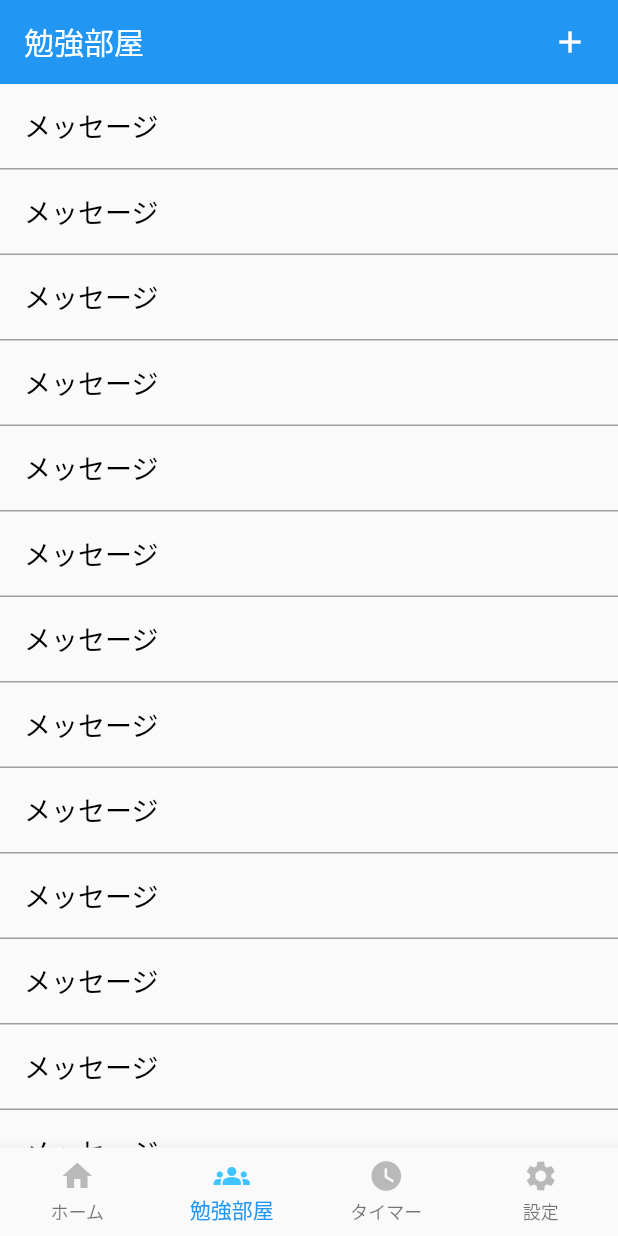
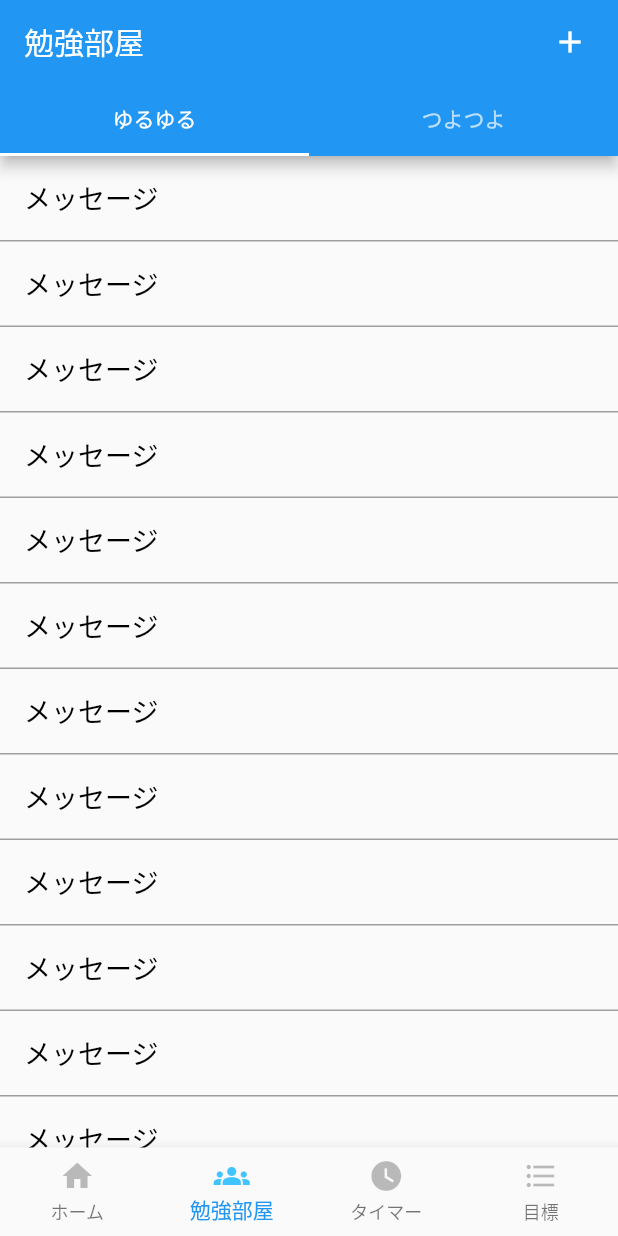
Before and after one commit to Ray-010/mokumoku, a Flutter app: the screen it shows after launch, item 2 of the bottom bar chosen, on a phone screen of 412 x 824 dp. Run offline on Flutter 3.47's test engine with Material 2 defaults, Android fonts, the phone set to English and light mode, and no system bars.

Commit message:
勉強部屋のUI実装

```diff
--- a/lib/pages/study_rooms/study_rooms_top_page.dart
+++ b/lib/pages/study_rooms/study_rooms_top_page.dart
@@ -7,12 +7,21 @@ class StudyRooms extends StatefulWidget {
 }
 
 class _StudyRoomsState extends State<StudyRooms> {
+  final _formKey = GlobalKey<FormState>();
+
+  var tab;
+
+  void changeTab(int num) {
+    tab = num;
+  }
+
   @override
   Widget build(BuildContext context) {
     var list = ["メッセージ", "メッセージ", "メッセージ", "メッセージ", "メッセージ",];
-    return MaterialApp(
-        home: Scaffold(
-            appBar:AppBar(
+    return DefaultTabController(
+      length: 2,
+      child: Scaffold(
+        appBar: AppBar(
           actions: [
             Padding(
               padding: const EdgeInsets.all(8.0),
@@ -27,24 +36,50 @@ class _StudyRoomsState extends State<StudyRooms> {
               ),
             ),
           ],
-              title: Text(
-                '勉強部屋',
+          bottom: TabBar(
+            tabs: [
+              Tab(
+                // icon: Icon(Icons.android),
+                text: "ゆるゆる",
               ),
-              elevation: 0.0,
+              Tab(
+                  // icon: Icon(Icons.phone_iphone),
+                  text: "つよつよ",
               ),
-            body: ListView.builder(
+            ],
+          ),
+          title: Text('勉強部屋'),
+        ),
+        body: TabBarView(
+          children: [
+            Center(
+              child: ListView.builder(
                 itemBuilder: (BuildContext context, int index) {
                   if (index >= list.length) {
                     list.addAll(["メッセージ","メッセージ","メッセージ","メッセージ",]);
                   }
-                return _messageItem(list[index]);
+                  return _messageItem(list[index], DefaultTabController.of(context)!.index);
                 },
               )
+            ),
+
+            Center(
+              child: ListView.builder(
+                itemBuilder: (BuildContext context, int index) {
+                  if (index >= list.length) {
+                    list.addAll(["メッセージ","メッセージ","メッセージ","メッセージ",]);
+                  }
+                  return _messageItem(list[index], DefaultTabController.of(context)!.index);
+                },
               )
+            ),
+          ],
+        ),
+      ),
     );
   }
 
-  Widget _messageItem(String title) {
+  Widget _messageItem(String title, int tab) {
     return Container(
       decoration: new BoxDecoration(
           border: new Border(bottom: BorderSide(width: 1.0, color: Colors.grey))
@@ -58,22 +93,31 @@ class _StudyRoomsState extends State<StudyRooms> {
           ),
         ),
         onTap: () {
+          if (tab == 0) {
+            // ゆるゆる
+            ScaffoldMessenger.of(context).showSnackBar(
+              const SnackBar(content: Text('ゆるゆる部屋に入室したよ！')),
+            );
+          } else if (tab == 1){
+            // つよつよ
             showConfirmDialog();
-        }, // タップ
+          }
+        },
         onLongPress: () {
           print("onLongTap called.");
-        }, // 長押し
+        },
       ),
     );
   }
 
-  Future showConfirmDialog(
-      ) {
+  Future showConfirmDialog() {
     return showDialog(
       context: context,
       barrierDismissible: false,
       builder: (_) {
-        return AlertDialog(
+        return Form(
+          key: _formKey,
+          child: AlertDialog(
             title: Text("『Room名』部屋"),
             content: TextFormField(
               autofocus: true,
@@ -88,7 +132,7 @@ class _StudyRoomsState extends State<StudyRooms> {
               ),
               validator: (value) {
                 if (value == null || value.isEmpty) {
-                return 'Room名を入力';
+                  return '目標を記入してください';
                 }
                 return null;
               },
@@ -101,16 +145,19 @@ class _StudyRoomsState extends State<StudyRooms> {
               TextButton(
                 child: Text("入室する"),
                 onPressed: () async {
-                // ここでその部屋に入る
-                Navigator.pop(context); // 今はとりあえず戻っている
+                  if (_formKey.currentState!.validate()) {
                     final snackBar = SnackBar(
                       backgroundColor: Colors.red,
-                  content: Text('入室したよ！'),
+                      content: Text('つよつよ部屋に入室したよ！'),
                     );
                     ScaffoldMessenger.of(context).showSnackBar(snackBar);
+                    // 作った部屋に自動的に移動する
+                    Navigator.pop(context); // とりあえず今は戻るようにしてる
+                  }
                 },
               ),
             ],
+          ),
         );
       },
     );
--- a/lib/root.dart
+++ b/lib/root.dart
@@ -20,14 +20,14 @@ class _RootWidgetState extends State<RootWidget> {
     Icons.home,
     Icons.groups,
     Icons.watch_later,
-    Icons.settings,
+    Icons.format_list_bulleted,
   ];
 
   static const _footerItemNames = [
     'ホーム',
     '勉強部屋',
     'タイマー',
-    '設定',
+    '目標',
   ];
 
   // === 追加部分 ===
```
Lines whose indentation alone changed are shown as unchanged.
